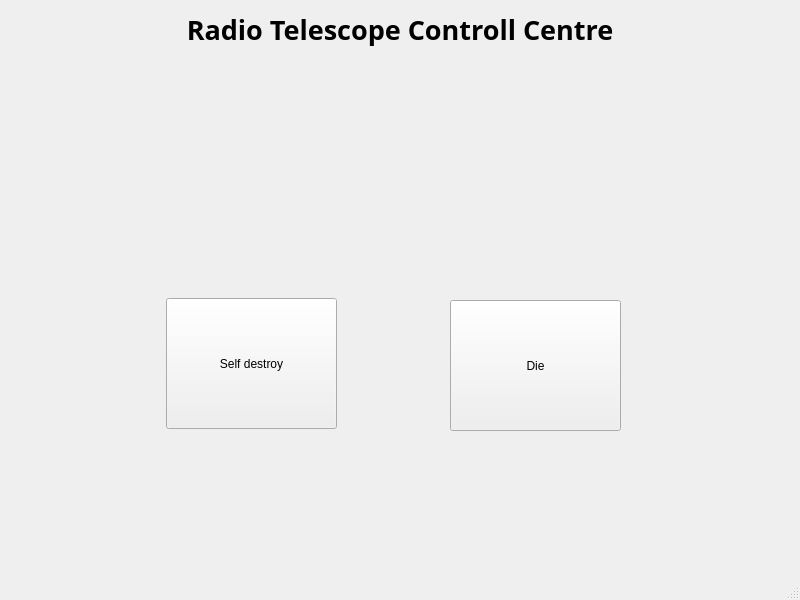
Old version of the form Command-Centre/mainwindow.ui in the repository RadioTelescopeAGH/Radio-Telescope-AGH.
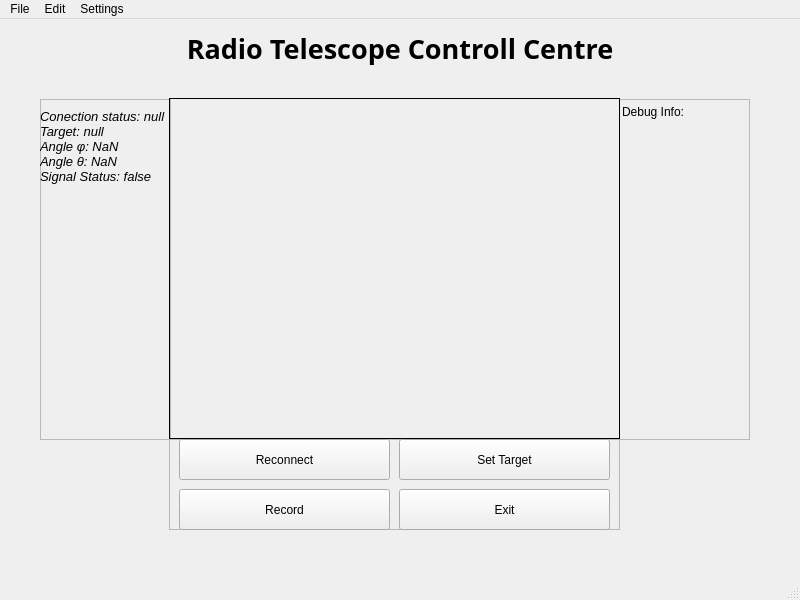
New version of the form.

The edit to the form file:
```diff
--- a/Command-Centre/mainwindow.ui
+++ b/Command-Centre/mainwindow.ui
@@ -50,30 +50,586 @@
      <bool>false</bool>
     </property>
    </widget>
-   <widget class="QPushButton" name="pushButton">
+   <widget class="QFrame" name="frame">
     <property name="geometry">
      <rect>
-      <x>166</x>
-      <y>298</y>
-      <width>171</width>
-      <height>131</height>
+      <x>619</x>
+      <y>80</y>
+      <width>131</width>
+      <height>341</height>
      </rect>
     </property>
-    <property name="text">
-     <string>Self destroy</string>
+    <property name="frameShape">
+     <enum>QFrame::StyledPanel</enum>
     </property>
+    <property name="frameShadow">
+     <enum>QFrame::Raised</enum>
+    </property>
+    <widget class="QLabel" name="label_3">
+     <property name="geometry">
+      <rect>
+       <x>3</x>
+       <y>6</y>
+       <width>121</width>
+       <height>331</height>
+      </rect>
+     </property>
+     <property name="text">
+      <string>Debug Info:</string>
+     </property>
+     <property name="alignment">
+      <set>Qt::AlignLeading|Qt::AlignLeft|Qt::AlignTop</set>
+     </property>
+    </widget>
    </widget>
-   <widget class="QPushButton" name="pushButton_2">
+   <widget class="QFrame" name="frame_2">
     <property name="geometry">
      <rect>
-      <x>450</x>
-      <y>300</y>
-      <width>171</width>
-      <height>131</height>
+      <x>40</x>
+      <y>80</y>
+      <width>131</width>
+      <height>341</height>
      </rect>
     </property>
-    <property name="text">
-     <string>Die</string>
+    <property name="frameShape">
+     <enum>QFrame::StyledPanel</enum>
+    </property>
+    <property name="frameShadow">
+     <enum>QFrame::Raised</enum>
+    </property>
+    <widget class="QLabel" name="label_2">
+     <property name="geometry">
+      <rect>
+       <x>0</x>
+       <y>10</y>
+       <width>131</width>
+       <height>311</height>
+      </rect>
+     </property>
+     <property name="font">
+      <font>
+       <pointsize>10</pointsize>
+       <weight>50</weight>
+       <italic>true</italic>
+       <bold>false</bold>
+      </font>
+     </property>
+     <property name="text">
+      <string>Conection status: null 
+Target: null
+Angle φ: NaN
+Angle θ: NaN
+Signal Status: false
+ </string>
+     </property>
+     <property name="alignment">
+      <set>Qt::AlignLeading|Qt::AlignLeft|Qt::AlignTop</set>
+     </property>
+     <property name="wordWrap">
+      <bool>true</bool>
+     </property>
+    </widget>
+   </widget>
+   <widget class="QFrame" name="frame_3">
+    <property name="geometry">
+     <rect>
+      <x>169</x>
+      <y>420</y>
+      <width>451</width>
+      <height>91</height>
+     </rect>
+    </property>
+    <property name="frameShape">
+     <enum>QFrame::StyledPanel</enum>
+    </property>
+    <property name="frameShadow">
+     <enum>QFrame::Raised</enum>
+    </property>
+    <widget class="QPushButton" name="pushButton">
+     <property name="geometry">
+      <rect>
+       <x>10</x>
+       <y>0</y>
+       <width>211</width>
+       <height>41</height>
+      </rect>
+     </property>
+     <property name="text">
+      <string>Reconnect</string>
+     </property>
+    </widget>
+    <widget class="QPushButton" name="SetTarget">
+     <property name="geometry">
+      <rect>
+       <x>230</x>
+       <y>0</y>
+       <width>211</width>
+       <height>41</height>
+      </rect>
+     </property>
+     <property name="text">
+      <string>Set Target</string>
+     </property>
+    </widget>
+    <widget class="QPushButton" name="ExitButton">
+     <property name="geometry">
+      <rect>
+       <x>230</x>
+       <y>50</y>
+       <width>211</width>
+       <height>41</height>
+      </rect>
+     </property>
+     <property name="text">
+      <string>Exit</string>
+     </property>
+    </widget>
+    <widget class="QPushButton" name="pushButton_4">
+     <property name="geometry">
+      <rect>
+       <x>10</x>
+       <y>50</y>
+       <width>211</width>
+       <height>41</height>
+      </rect>
+     </property>
+     <property name="text">
+      <string>Record</string>
+     </property>
+    </widget>
+   </widget>
+   <widget class="QFrame" name="frame_4">
+    <property name="geometry">
+     <rect>
+      <x>169</x>
+      <y>79</y>
+      <width>451</width>
+      <height>341</height>
+     </rect>
+    </property>
+    <property name="palette">
+     <palette>
+      <active>
+       <colorrole role="WindowText">
+        <brush brushstyle="SolidPattern">
+         <color alpha="255">
+          <red>255</red>
+          <green>255</green>
+          <blue>255</blue>
+         </color>
+        </brush>
+       </colorrole>
+       <colorrole role="Button">
+        <brush brushstyle="SolidPattern">
+         <color alpha="255">
+          <red>0</red>
+          <green>0</green>
+          <blue>0</blue>
+         </color>
+        </brush>
+       </colorrole>
+       <colorrole role="Light">
+        <brush brushstyle="SolidPattern">
+         <color alpha="255">
+          <red>0</red>
+          <green>0</green>
+          <blue>0</blue>
+         </color>
+        </brush>
+       </colorrole>
+       <colorrole role="Midlight">
+        <brush brushstyle="SolidPattern">
+         <color alpha="255">
+          <red>0</red>
+          <green>0</green>
+          <blue>0</blue>
+         </color>
+        </brush>
+       </colorrole>
+       <colorrole role="Dark">
+        <brush brushstyle="SolidPattern">
+         <color alpha="255">
+          <red>0</red>
+          <green>0</green>
+          <blue>0</blue>
+         </color>
+        </brush>
+       </colorrole>
+       <colorrole role="Mid">
+        <brush brushstyle="SolidPattern">
+         <color alpha="255">
+          <red>0</red>
+          <green>0</green>
+          <blue>0</blue>
+         </color>
+        </brush>
+       </colorrole>
+       <colorrole role="Text">
+        <brush brushstyle="SolidPattern">
+         <color alpha="255">
+          <red>255</red>
+          <green>255</green>
+          <blue>255</blue>
+         </color>
+        </brush>
+       </colorrole>
+       <colorrole role="BrightText">
+        <brush brushstyle="SolidPattern">
+         <color alpha="255">
+          <red>255</red>
+          <green>255</green>
+          <blue>255</blue>
+         </color>
+        </brush>
+       </colorrole>
+       <colorrole role="ButtonText">
+        <brush brushstyle="SolidPattern">
+         <color alpha="255">
+          <red>255</red>
+          <green>255</green>
+          <blue>255</blue>
+         </color>
+        </brush>
+       </colorrole>
+       <colorrole role="Base">
+        <brush brushstyle="SolidPattern">
+         <color alpha="255">
+          <red>0</red>
+          <green>0</green>
+          <blue>0</blue>
+         </color>
+        </brush>
+       </colorrole>
+       <colorrole role="Window">
+        <brush brushstyle="SolidPattern">
+         <color alpha="255">
+          <red>0</red>
+          <green>0</green>
+          <blue>0</blue>
+         </color>
+        </brush>
+       </colorrole>
+       <colorrole role="Shadow">
+        <brush brushstyle="SolidPattern">
+         <color alpha="255">
+          <red>0</red>
+          <green>0</green>
+          <blue>0</blue>
+         </color>
+        </brush>
+       </colorrole>
+       <colorrole role="AlternateBase">
+        <brush brushstyle="SolidPattern">
+         <color alpha="255">
+          <red>0</red>
+          <green>0</green>
+          <blue>0</blue>
+         </color>
+        </brush>
+       </colorrole>
+       <colorrole role="ToolTipBase">
+        <brush brushstyle="SolidPattern">
+         <color alpha="255">
+          <red>255</red>
+          <green>255</green>
+          <blue>220</blue>
+         </color>
+        </brush>
+       </colorrole>
+       <colorrole role="ToolTipText">
+        <brush brushstyle="SolidPattern">
+         <color alpha="255">
+          <red>0</red>
+          <green>0</green>
+          <blue>0</blue>
+         </color>
+        </brush>
+       </colorrole>
+      </active>
+      <inactive>
+       <colorrole role="WindowText">
+        <brush brushstyle="SolidPattern">
+         <color alpha="255">
+          <red>255</red>
+          <green>255</green>
+          <blue>255</blue>
+         </color>
+        </brush>
+       </colorrole>
+       <colorrole role="Button">
+        <brush brushstyle="SolidPattern">
+         <color alpha="255">
+          <red>0</red>
+          <green>0</green>
+          <blue>0</blue>
+         </color>
+        </brush>
+       </colorrole>
+       <colorrole role="Light">
+        <brush brushstyle="SolidPattern">
+         <color alpha="255">
+          <red>0</red>
+          <green>0</green>
+          <blue>0</blue>
+         </color>
+        </brush>
+       </colorrole>
+       <colorrole role="Midlight">
+        <brush brushstyle="SolidPattern">
+         <color alpha="255">
+          <red>0</red>
+          <green>0</green>
+          <blue>0</blue>
+         </color>
+        </brush>
+       </colorrole>
+       <colorrole role="Dark">
+        <brush brushstyle="SolidPattern">
+         <color alpha="255">
+          <red>0</red>
+          <green>0</green>
+          <blue>0</blue>
+         </color>
+        </brush>
+       </colorrole>
+       <colorrole role="Mid">
+        <brush brushstyle="SolidPattern">
+         <color alpha="255">
+          <red>0</red>
+          <green>0</green>
+          <blue>0</blue>
+         </color>
+        </brush>
+       </colorrole>
+       <colorrole role="Text">
+        <brush brushstyle="SolidPattern">
+         <color alpha="255">
+          <red>255</red>
+          <green>255</green>
+          <blue>255</blue>
+         </color>
+        </brush>
+       </colorrole>
+       <colorrole role="BrightText">
+        <brush brushstyle="SolidPattern">
+         <color alpha="255">
+          <red>255</red>
+          <green>255</green>
+          <blue>255</blue>
+         </color>
+        </brush>
+       </colorrole>
+       <colorrole role="ButtonText">
+        <brush brushstyle="SolidPattern">
+         <color alpha="255">
+          <red>255</red>
+          <green>255</green>
+          <blue>255</blue>
+         </color>
+        </brush>
+       </colorrole>
+       <colorrole role="Base">
+        <brush brushstyle="SolidPattern">
+         <color alpha="255">
+          <red>0</red>
+          <green>0</green>
+          <blue>0</blue>
+         </color>
+        </brush>
+       </colorrole>
+       <colorrole role="Window">
+        <brush brushstyle="SolidPattern">
+         <color alpha="255">
+          <red>0</red>
+          <green>0</green>
+          <blue>0</blue>
+         </color>
+        </brush>
+       </colorrole>
+       <colorrole role="Shadow">
+        <brush brushstyle="SolidPattern">
+         <color alpha="255">
+          <red>0</red>
+          <green>0</green>
+          <blue>0</blue>
+         </color>
+        </brush>
+       </colorrole>
+       <colorrole role="AlternateBase">
+        <brush brushstyle="SolidPattern">
+         <color alpha="255">
+          <red>0</red>
+          <green>0</green>
+          <blue>0</blue>
+         </color>
+        </brush>
+       </colorrole>
+       <colorrole role="ToolTipBase">
+        <brush brushstyle="SolidPattern">
+         <color alpha="255">
+          <red>255</red>
+          <green>255</green>
+          <blue>220</blue>
+         </color>
+        </brush>
+       </colorrole>
+       <colorrole role="ToolTipText">
+        <brush brushstyle="SolidPattern">
+         <color alpha="255">
+          <red>0</red>
+          <green>0</green>
+          <blue>0</blue>
+         </color>
+        </brush>
+       </colorrole>
+      </inactive>
+      <disabled>
+       <colorrole role="WindowText">
+        <brush brushstyle="SolidPattern">
+         <color alpha="255">
+          <red>0</red>
+          <green>0</green>
+          <blue>0</blue>
+         </color>
+        </brush>
+       </colorrole>
+       <colorrole role="Button">
+        <brush brushstyle="SolidPattern">
+         <color alpha="255">
+          <red>0</red>
+          <green>0</green>
+          <blue>0</blue>
+         </color>
+        </brush>
+       </colorrole>
+       <colorrole role="Light">
+        <brush brushstyle="SolidPattern">
+         <color alpha="255">
+          <red>0</red>
+          <green>0</green>
+          <blue>0</blue>
+         </color>
+        </brush>
+       </colorrole>
+       <colorrole role="Midlight">
+        <brush brushstyle="SolidPattern">
+         <color alpha="255">
+          <red>0</red>
+          <green>0</green>
+          <blue>0</blue>
+         </color>
+        </brush>
+       </colorrole>
+       <colorrole role="Dark">
+        <brush brushstyle="SolidPattern">
+         <color alpha="255">
+          <red>0</red>
+          <green>0</green>
+          <blue>0</blue>
+         </color>
+        </brush>
+       </colorrole>
+       <colorrole role="Mid">
+        <brush brushstyle="SolidPattern">
+         <color alpha="255">
+          <red>0</red>
+          <green>0</green>
+          <blue>0</blue>
+         </color>
+        </brush>
+       </colorrole>
+       <colorrole role="Text">
+        <brush brushstyle="SolidPattern">
+         <color alpha="255">
+          <red>0</red>
+          <green>0</green>
+          <blue>0</blue>
+         </color>
+        </brush>
+       </colorrole>
+       <colorrole role="BrightText">
+        <brush brushstyle="SolidPattern">
+         <color alpha="255">
+          <red>255</red>
+          <green>255</green>
+          <blue>255</blue>
+         </color>
+        </brush>
+       </colorrole>
+       <colorrole role="ButtonText">
+        <brush brushstyle="SolidPattern">
+         <color alpha="255">
+          <red>0</red>
+          <green>0</green>
+          <blue>0</blue>
+         </color>
+        </brush>
+       </colorrole>
+       <colorrole role="Base">
+        <brush brushstyle="SolidPattern">
+         <color alpha="255">
+          <red>0</red>
+          <green>0</green>
+          <blue>0</blue>
+         </color>
+        </brush>
+       </colorrole>
+       <colorrole role="Window">
+        <brush brushstyle="SolidPattern">
+         <color alpha="255">
+          <red>0</red>
+          <green>0</green>
+          <blue>0</blue>
+         </color>
+        </brush>
+       </colorrole>
+       <colorrole role="Shadow">
+        <brush brushstyle="SolidPattern">
+         <color alpha="255">
+          <red>0</red>
+          <green>0</green>
+          <blue>0</blue>
+         </color>
+        </brush>
+       </colorrole>
+       <colorrole role="AlternateBase">
+        <brush brushstyle="SolidPattern">
+         <color alpha="255">
+          <red>0</red>
+          <green>0</green>
+          <blue>0</blue>
+         </color>
+        </brush>
+       </colorrole>
+       <colorrole role="ToolTipBase">
+        <brush brushstyle="SolidPattern">
+         <color alpha="255">
+          <red>255</red>
+          <green>255</green>
+          <blue>220</blue>
+         </color>
+        </brush>
+       </colorrole>
+       <colorrole role="ToolTipText">
+        <brush brushstyle="SolidPattern">
+         <color alpha="255">
+          <red>0</red>
+          <green>0</green>
+          <blue>0</blue>
+         </color>
+        </brush>
+       </colorrole>
+      </disabled>
+     </palette>
+    </property>
+    <property name="autoFillBackground">
+     <bool>false</bool>
+    </property>
+    <property name="frameShape">
+     <enum>QFrame::StyledPanel</enum>
+    </property>
+    <property name="frameShadow">
+     <enum>QFrame::Raised</enum>
     </property>
    </widget>
   </widget>
@@ -86,6 +642,24 @@
      <height>23</height>
     </rect>
    </property>
+   <widget class="QMenu" name="menuFile">
+    <property name="title">
+     <string>File</string>
+    </property>
+   </widget>
+   <widget class="QMenu" name="menuEdit">
+    <property name="title">
+     <string>Edit</string>
+    </property>
+   </widget>
+   <widget class="QMenu" name="menuSettings">
+    <property name="title">
+     <string>Settings</string>
+    </property>
+   </widget>
+   <addaction name="menuFile"/>
+   <addaction name="menuEdit"/>
+   <addaction name="menuSettings"/>
   </widget>
   <widget class="QStatusBar" name="statusbar"/>
   <action name="actionClick_sel_destroy_to_self_destroy">
```
Left out of the diff: 19 changed lines with no effect on the pictures.
